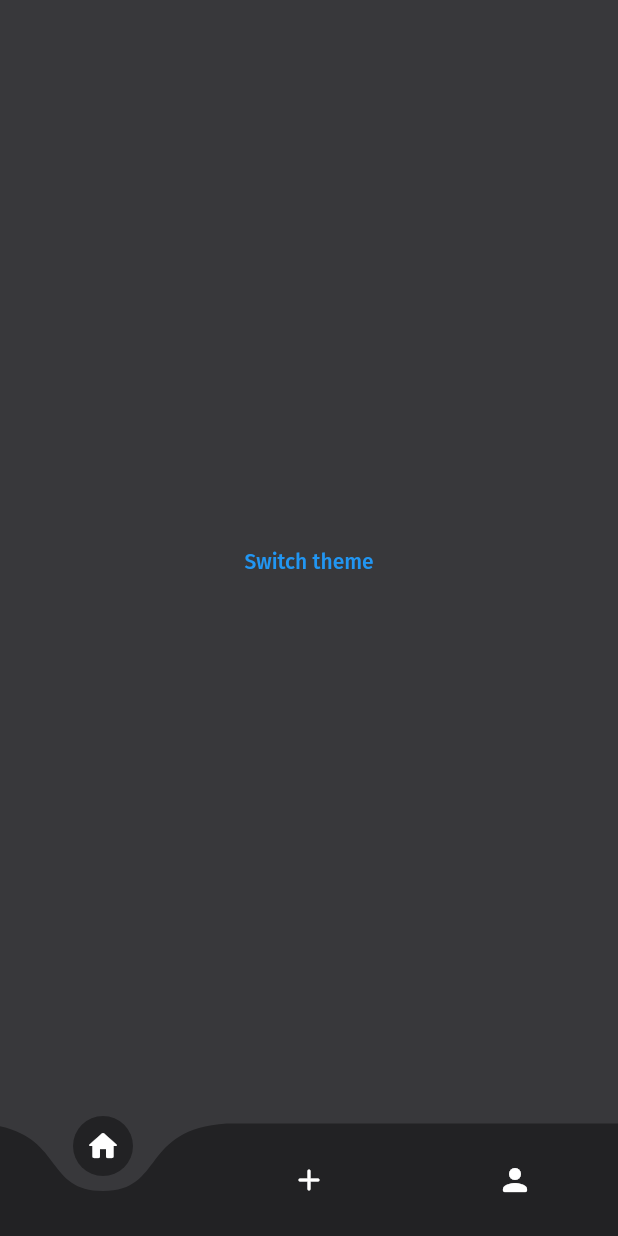
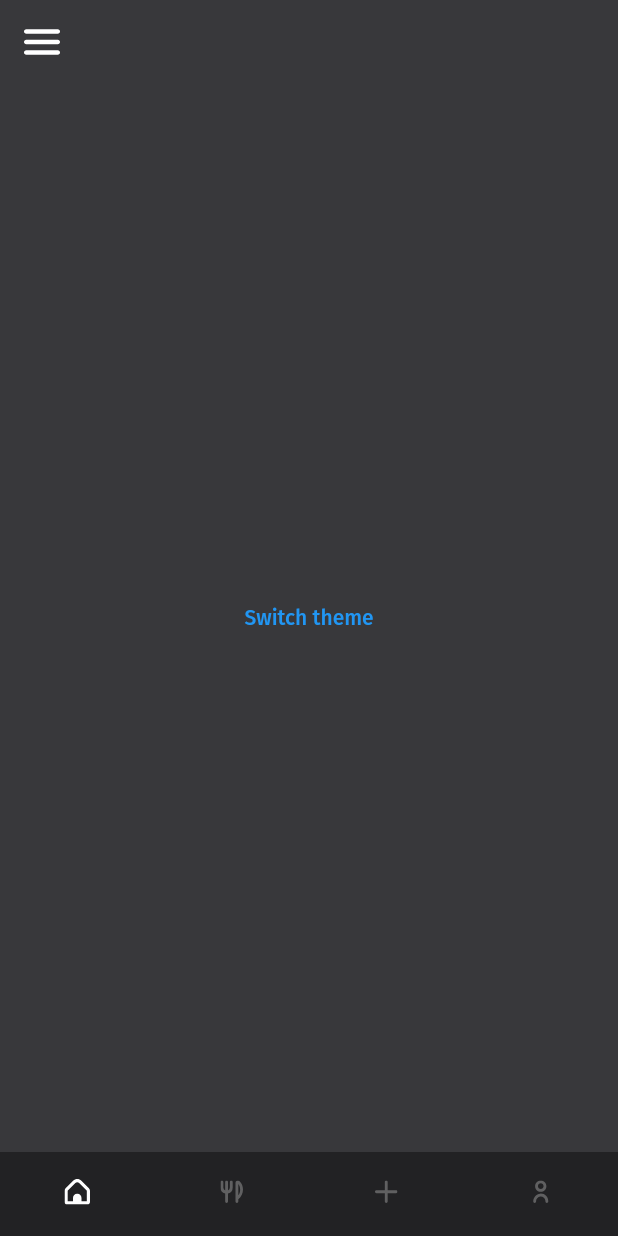
Before and after one commit to blaz-cerpnjak/flutter-nutrition-app, a Flutter app: the screen it shows after launch, after a tap on "Switch theme", on a phone screen of 412 x 824 dp. Run offline on Flutter 3.47's test engine with Material 2 defaults, Android fonts, the phone set to English and light mode, and no system bars; drawn by our look-alikes of curved_navigation_bar; our stand-ins replace flutter_svg, google_fonts.

Commit message:
Add bottom navigation bar

```diff
--- a/nutrition_app/lib/main.dart
+++ b/nutrition_app/lib/main.dart
@@ -1,5 +1,5 @@
-import 'package:curved_navigation_bar/curved_navigation_bar.dart';
 import 'package:flutter/material.dart';
+import 'package:flutter_svg/flutter_svg.dart';
 import 'package:nutrition_app/theme/theme_constants.dart';
 import 'package:nutrition_app/theme/theme_manager.dart';
 
@@ -69,26 +69,85 @@ class _MyHomePageState extends State<MyHomePage> {
     }
   }
 
+  int index = 0;
+
+  void onTap(int newIndex) {
+    setState(() {
+      index = newIndex;
+    });
+  }
+
   @override
   Widget build(BuildContext context) {
     return Scaffold(
+       appBar: AppBar(
+        backgroundColor: Colors.transparent,
+        elevation: 0,
+        leading: IconButton(
+          color: Theme.of(context).primaryColor,
+          onPressed: () {},
+          icon: Padding(
+            padding: const EdgeInsets.all(8),
+            child: SvgPicture.asset(
+              "assets/icons/menu_icon.svg",
+              color: Theme.of(context).primaryColor,
+            )
+          )
+        ),
+      ),
       backgroundColor: Theme.of(context).backgroundColor,
       body: Center(
         child:
           TextButton(
             onPressed: () { toggleTheme(); },
-            child: Text("Switch theme"),
+            child: const Text("Switch theme"),
           )
       ),
-      bottomNavigationBar: CurvedNavigationBar(
-        backgroundColor: Theme.of(context).backgroundColor,
-        color: Theme.of(context).bottomAppBarColor,
-        items: const [
-          Icon(Icons.home_rounded),
-          Icon(Icons.add_rounded),
-          Icon(Icons.person_rounded),
-        ]
-      ),
+      bottomNavigationBar: BottomNavigationBar(
+        currentIndex: index,
+        selectedItemColor: Theme.of(context).primaryColor,
+        unselectedItemColor: Theme.of(context).backgroundColor,
+        showSelectedLabels: false,
+        showUnselectedLabels: false,
+        type: BottomNavigationBarType.fixed,
+        backgroundColor: Theme.of(context).bottomAppBarColor,
+        elevation: 0,
+        onTap: onTap,
+        items: [
+          BottomNavigationBarItem(
+            icon: SvgPicture.asset(
+              "assets/icons/home_icon.svg",
+              color: index == 0 ? Theme.of(context).primaryColor : Colors.grey.withOpacity(0.5),
+              width: index == 0 ? 17 : 15,
+            ),
+            label: "Home"
+          ),
+          BottomNavigationBarItem(
+            icon: SvgPicture.asset(
+              "assets/icons/food_icon.svg",
+              color: index == 1 ? Theme.of(context).primaryColor : Colors.grey.withOpacity(0.5),
+              width: index == 1 ? 17 : 15,
+            ),
+            label: "Food"
+          ),
+          BottomNavigationBarItem(
+            icon: SvgPicture.asset(
+              "assets/icons/add_icon.svg",
+              color: index == 2 ? Theme.of(context).primaryColor : Colors.grey.withOpacity(0.5),
+              width: index == 2 ? 17 : 15,
+            ),
+            label: "Add"
+          ),
+          BottomNavigationBarItem(
+            icon: SvgPicture.asset(
+              "assets/icons/user_icon.svg",
+              color: index == 3 ? Theme.of(context).primaryColor : Colors.grey.withOpacity(0.5),
+              width: index == 3 ? 17 : 15,
+            ),
+            label: "User"
+          ),
+        ],
+      )
     );
   }
 }
--- /dev/null
+++ b/nutrition_app/lib/screens/home_screen.dart
@@ -0,0 +1,26 @@
+import 'package:flutter/material.dart';
+import 'package:flutter/src/foundation/key.dart';
+import 'package:flutter/src/widgets/framework.dart';
+
+class HomeScreen extends StatefulWidget {
+  const HomeScreen({Key? key}) : super(key: key);
+
+  @override
+  State<HomeScreen> createState() => _HomeState();
+}
+
+class _HomeState extends State<HomeScreen> {
+  @override
+  Widget build(BuildContext context) {
+    return Scaffold(
+      appBar: AppBar(
+        backgroundColor: Colors.transparent,
+        elevation: 0,
+        leading: IconButton(
+          onPressed: () {},
+          icon: Icon(Icons.menu_rounded)
+        ),
+      ),
+    );
+  }
+}
```
Also changed, not shown: nutrition_app/pubspec.yaml (+4 -5 lines), nutrition_app/assets/icons/add_icon.svg (added), nutrition_app/assets/icons/food_icon.svg (added), nutrition_app/assets/icons/home_icon.svg (added), nutrition_app/assets/icons/menu_icon.svg (added), nutrition_app/assets/icons/user_icon.svg (added).
